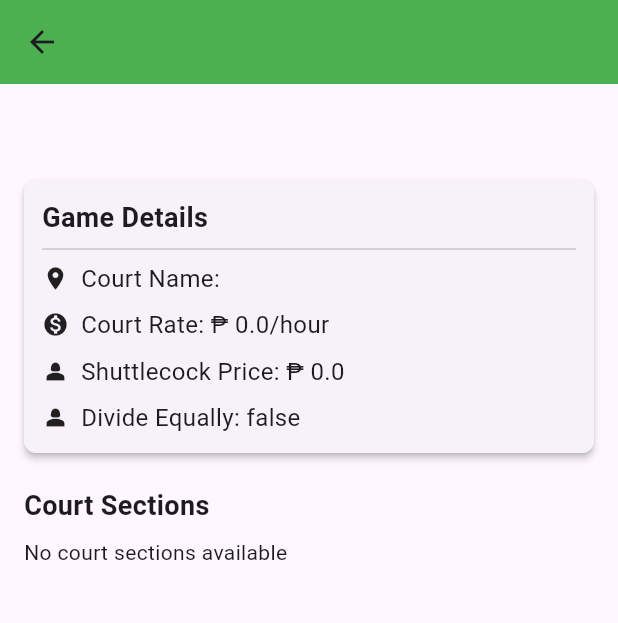
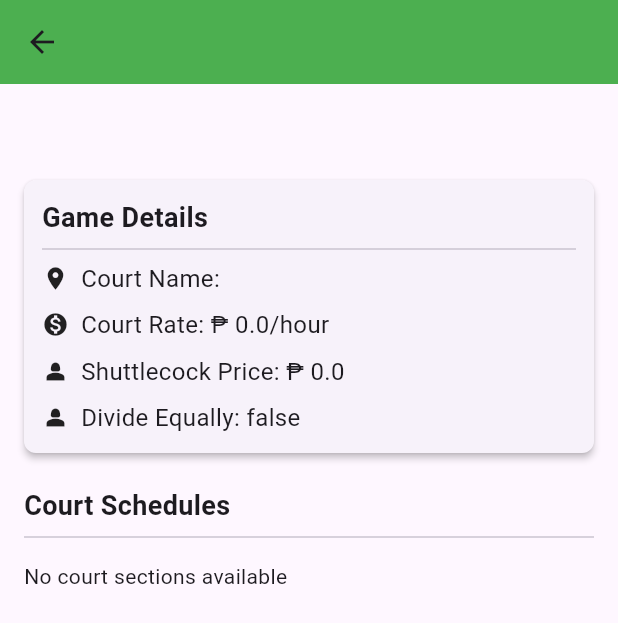
Before and after one commit to SyBorg00/badminton_app, a Flutter app: the GameView screen opened directly with empty values, on a phone screen of 412 x 824 dp. Shown: the top 623 px of the screen. Run offline on Flutter 3.47's test engine with Material 3 defaults, Android fonts, the phone set to English and light mode, and no system bars; our stand-ins replace shared_preferences; accounts and stored records are empty.

Commit message:
minor changes to the game view display

```diff
--- a/lib/game_view.dart
+++ b/lib/game_view.dart
@@ -103,9 +103,10 @@ class GameView extends StatelessWidget {
             ),
             const SizedBox(height: 16),
             const Text(
-              'Court Sections',
+              'Court Schedules',
               style: TextStyle(fontSize: 18, fontWeight: FontWeight.w600),
             ),
+            const Divider(),
             const SizedBox(height: 8),
             Expanded(
               child: sections.isEmpty
```
